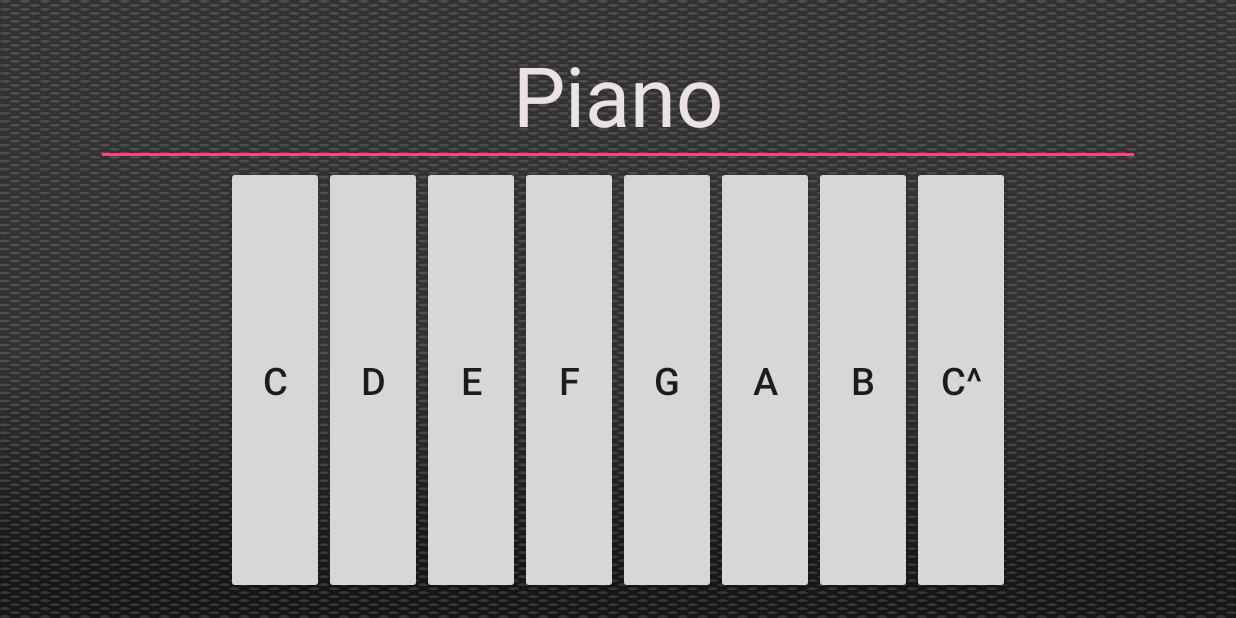
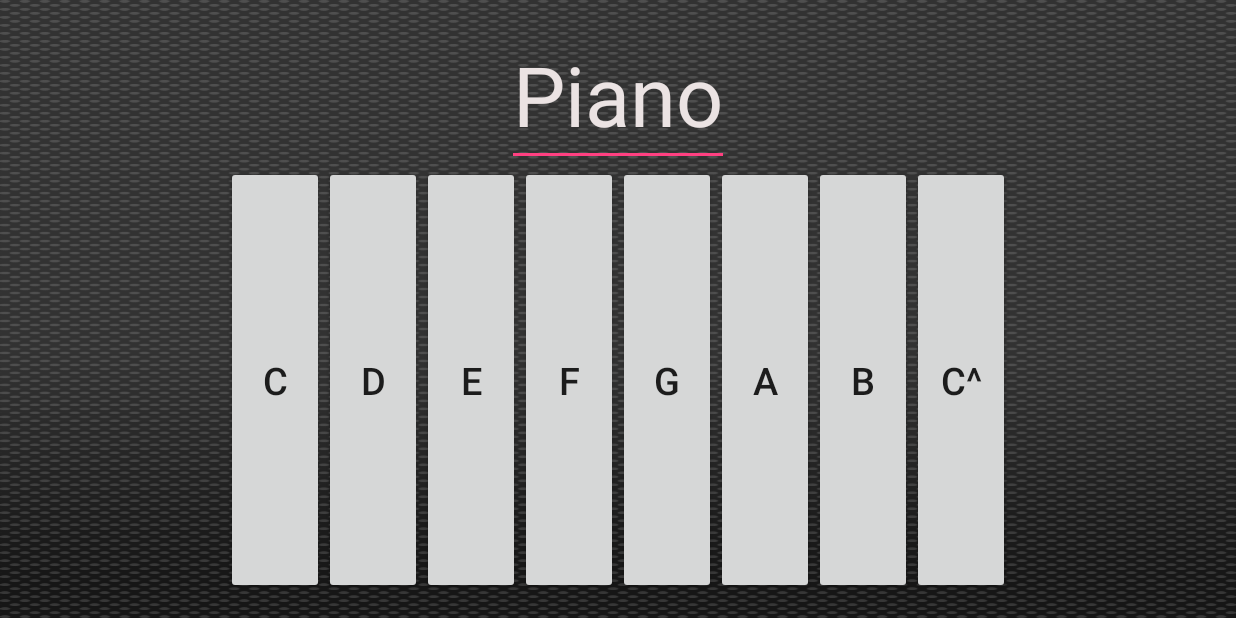
Before and after one commit to Santipap/PianoKey, an Android app: the screen it shows after launch (MainActivity), on a phone screen of 824 x 412 dp (held sideways). Run offline under Robolectric (Android 15) with nearby library versions, the phone set to English and light mode, and no system bars.

Commit message:
Piano Edit lock text piano chang ico app

```diff
--- a/app/src/main/AndroidManifest.xml
+++ b/app/src/main/AndroidManifest.xml
@@ -4,7 +4,7 @@
 
     <application
         android:allowBackup="true"
-        android:icon="@mipmap/ic_launcher"
+        android:icon="@drawable/folder_midi"
         android:label="@string/app_name"
         android:supportsRtl="true"
         android:theme="@style/AppTheme">
--- a/app/src/main/res/layout/activity_main.xml
+++ b/app/src/main/res/layout/activity_main.xml
@@ -13,17 +13,20 @@
     <LinearLayout
         android:orientation="vertical"
         android:layout_width="match_parent"
-        android:layout_height="match_parent">
+        android:layout_height="match_parent"
+        android:gravity="center">
 
         <EditText
-            android:layout_width="match_parent"
+            android:layout_width="wrap_content"
             android:layout_height="wrap_content"
             android:id="@+id/editText"
             android:textSize="55dp"
             android:text="@string/app_name"
             android:gravity="center"
-            android:textIsSelectable="false"
-            android:textColor="#ebe3e3" />
+            android:textIsSelectable="true"
+            android:textColor="#ebe3e3"
+            android:allowUndo="false"
+            android:autoText="false" />
 
         <LinearLayout
             android:orientation="horizontal"
```
Also changed, not shown: app/src/main/res/drawable/folder_midi.png (added).
